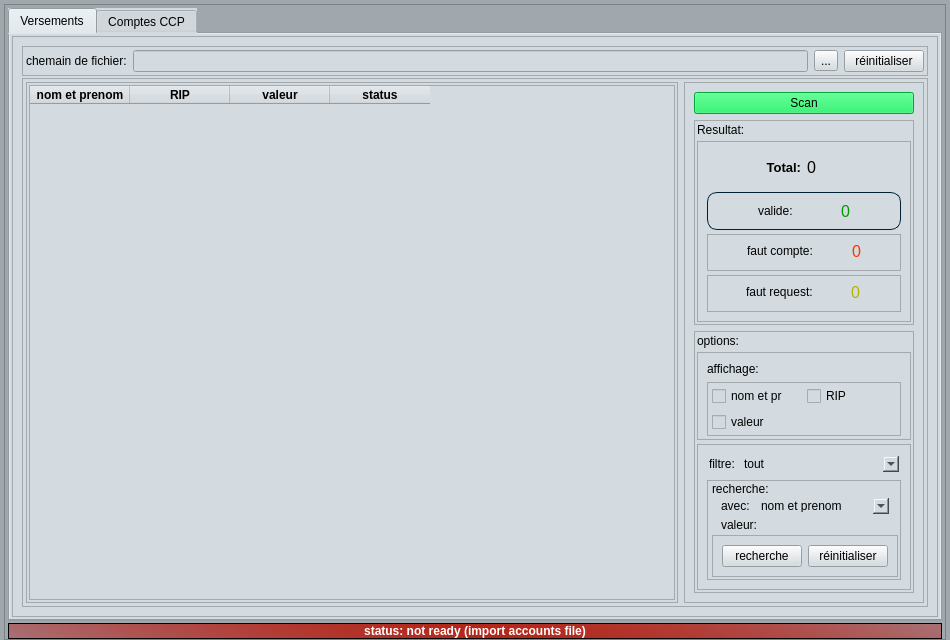
The window that ui/main_ui.ui (otmanLAHRECHE/CCP_cheker) describes before a commit, drawn with Qt 5.
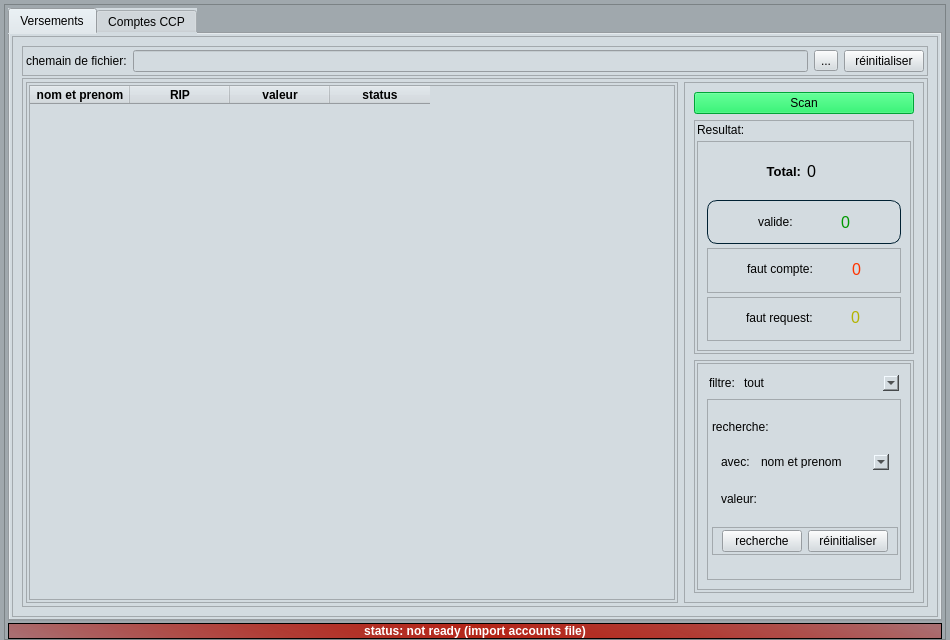
The same window after the commit.

```diff
--- a/ui/main_ui.ui
+++ b/ui/main_ui.ui
@@ -661,125 +661,6 @@
                        <property name="bottomMargin">
                         <number>2</number>
                        </property>
-                       <item>
-                        <widget class="QLabel" name="label_3">
-                         <property name="sizePolicy">
-                          <sizepolicy hsizetype="Preferred" vsizetype="Fixed">
-                           <horstretch>0</horstretch>
-                           <verstretch>0</verstretch>
-                          </sizepolicy>
-                         </property>
-                         <property name="text">
-                          <string>options:</string>
-                         </property>
-                         <property name="alignment">
-                          <set>Qt::AlignLeading|Qt::AlignLeft|Qt::AlignVCenter</set>
-                         </property>
-                        </widget>
-                       </item>
-                       <item>
-                        <widget class="QFrame" name="frame_20">
-                         <property name="styleSheet">
-                          <string notr="true">
-QFrame {
-	border-radius: 10px;
-	border: 1.25px solid rgb(32, 64, 96);
-};</string>
-                         </property>
-                         <property name="frameShape">
-                          <enum>QFrame::StyledPanel</enum>
-                         </property>
-                         <property name="frameShadow">
-                          <enum>QFrame::Raised</enum>
-                         </property>
-                         <layout class="QVBoxLayout" name="verticalLayout_12">
-                          <property name="leftMargin">
-                           <number>9</number>
-                          </property>
-                          <property name="topMargin">
-                           <number>9</number>
-                          </property>
-                          <property name="rightMargin">
-                           <number>9</number>
-                          </property>
-                          <property name="bottomMargin">
-                           <number>3</number>
-                          </property>
-                          <item>
-                           <widget class="QLabel" name="label_16">
-                            <property name="sizePolicy">
-                             <sizepolicy hsizetype="Fixed" vsizetype="Fixed">
-                              <horstretch>0</horstretch>
-                              <verstretch>0</verstretch>
-                             </sizepolicy>
-                            </property>
-                            <property name="styleSheet">
-                             <string notr="true">
-QFrame {
-	border-radius: 0px;
-	border: 0px;
-};</string>
-                            </property>
-                            <property name="text">
-                             <string>affichage:</string>
-                            </property>
-                           </widget>
-                          </item>
-                          <item>
-                           <widget class="QFrame" name="frame_21">
-                            <property name="styleSheet">
-                             <string notr="true">
-QFrame {
-	border-radius: 0px;
-	border:0px;
-};</string>
-                            </property>
-                            <property name="frameShape">
-                             <enum>QFrame::StyledPanel</enum>
-                            </property>
-                            <property name="frameShadow">
-                             <enum>QFrame::Raised</enum>
-                            </property>
-                            <layout class="QGridLayout" name="gridLayout">
-                             <property name="leftMargin">
-                              <number>4</number>
-                             </property>
-                             <property name="topMargin">
-                              <number>3</number>
-                             </property>
-                             <property name="rightMargin">
-                              <number>4</number>
-                             </property>
-                             <property name="bottomMargin">
-                              <number>3</number>
-                             </property>
-                             <item row="0" column="1">
-                              <widget class="QCheckBox" name="checkBox_3">
-                               <property name="text">
-                                <string>RIP</string>
-                               </property>
-                              </widget>
-                             </item>
-                             <item row="0" column="0">
-                              <widget class="QCheckBox" name="checkBox_2">
-                               <property name="text">
-                                <string>nom et pr</string>
-                               </property>
-                              </widget>
-                             </item>
-                             <item row="1" column="0">
-                              <widget class="QCheckBox" name="checkBox_4">
-                               <property name="text">
-                                <string>valeur</string>
-                               </property>
-                              </widget>
-                             </item>
-                            </layout>
-                           </widget>
-                          </item>
-                         </layout>
-                        </widget>
-                       </item>
                        <item>
                         <widget class="QFrame" name="frame_10">
                          <property name="styleSheet">
@@ -896,7 +777,7 @@
                             </property>
                             <layout class="QVBoxLayout" name="verticalLayout_11">
                              <property name="spacing">
-                              <number>1</number>
+                              <number>0</number>
                              </property>
                              <property name="leftMargin">
                               <number>4</number>
@@ -1051,7 +932,7 @@
                              <item>
                               <widget class="QFrame" name="frame_19">
                                <property name="sizePolicy">
-                                <sizepolicy hsizetype="Preferred" vsizetype="Preferred">
+                                <sizepolicy hsizetype="Preferred" vsizetype="Fixed">
                                  <horstretch>0</horstretch>
                                  <verstretch>0</verstretch>
                                 </sizepolicy>
@@ -1070,10 +951,19 @@
                                 <enum>QFrame::Raised</enum>
                                </property>
                                <layout class="QHBoxLayout" name="horizontalLayout_10">
+                                <property name="leftMargin">
+                                 <number>9</number>
+                                </property>
+                                <property name="topMargin">
+                                 <number>2</number>
+                                </property>
+                                <property name="bottomMargin">
+                                 <number>2</number>
+                                </property>
                                 <item>
                                  <widget class="QPushButton" name="pushButton_3">
                                   <property name="sizePolicy">
-                                   <sizepolicy hsizetype="Minimum" vsizetype="Preferred">
+                                   <sizepolicy hsizetype="Fixed" vsizetype="Fixed">
                                     <horstretch>0</horstretch>
                                     <verstretch>0</verstretch>
                                    </sizepolicy>
@@ -1086,7 +976,7 @@
                                 <item>
                                  <widget class="QPushButton" name="pushButton_4">
                                   <property name="sizePolicy">
-                                   <sizepolicy hsizetype="Minimum" vsizetype="Preferred">
+                                   <sizepolicy hsizetype="Minimum" vsizetype="Fixed">
                                     <horstretch>0</horstretch>
                                     <verstretch>0</verstretch>
                                    </sizepolicy>
```
Left out of the diff: 5 changed lines with no effect on the pictures.
